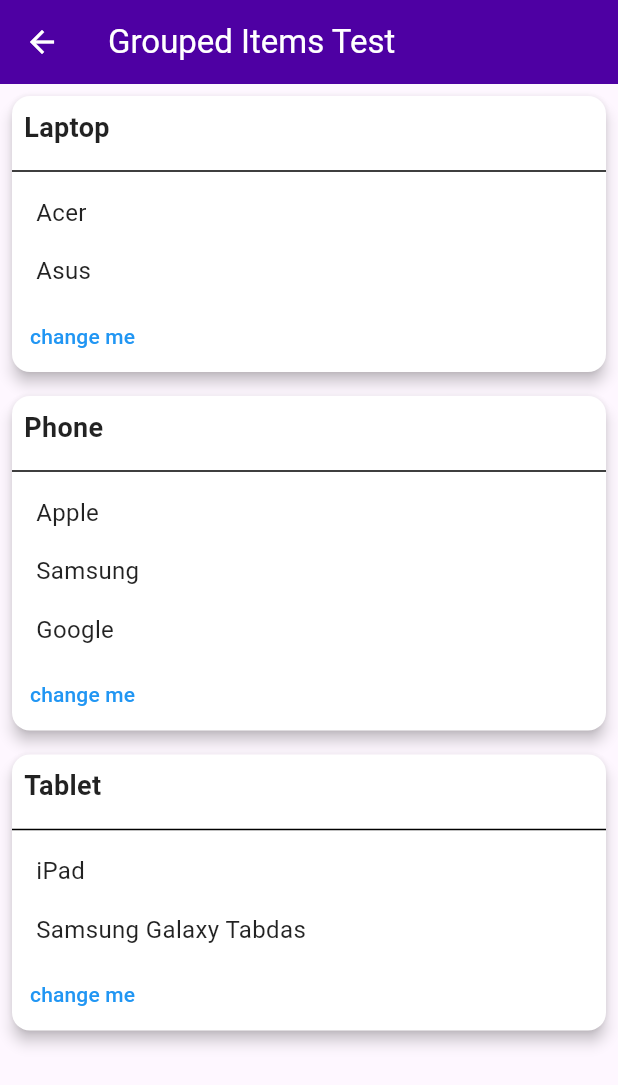
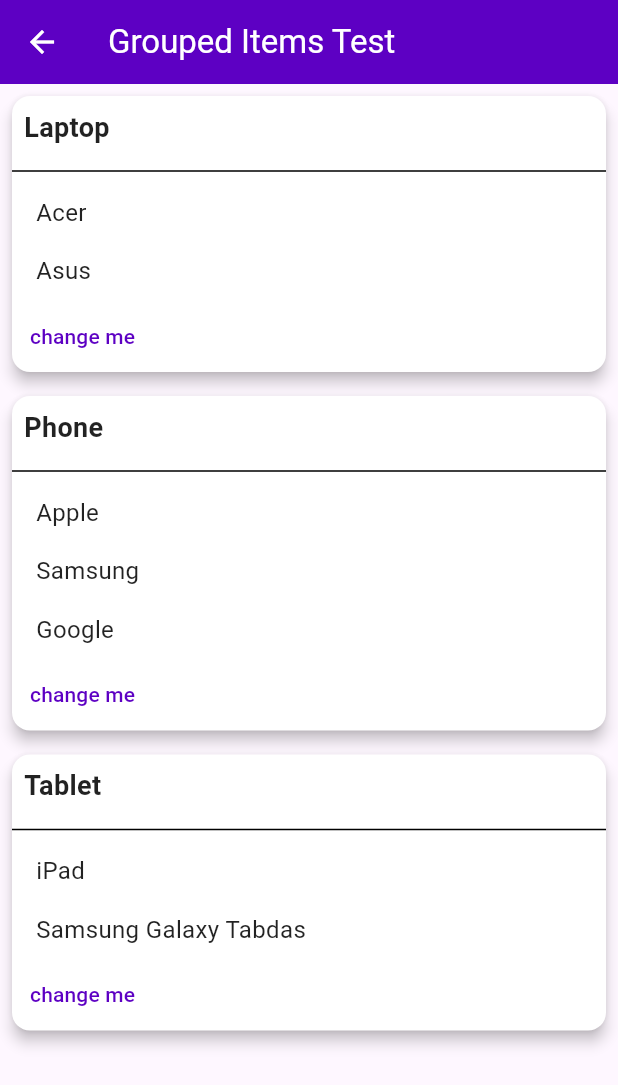
Before and after one commit to Wilson-Tovano/scrum-cakra1, a Flutter app: the TestPage screen opened directly, on a phone screen of 412 x 824 dp. Shown: the top 1085 px of the screen. Run offline on Flutter 3.47's test engine with Material 3 defaults, Android fonts, the phone set to English and light mode, and no system bars; our stand-ins replace another_flutter_splash_screen.

Commit message:
Change theme color

```diff
--- a/lib/theme/theme.dart
+++ b/lib/theme/theme.dart
@@ -2,68 +2,29 @@
 
 ThemeData darkMode = ThemeData.dark().copyWith(
   appBarTheme: const AppBarTheme(
-    // backgroundColor: Color.fromRGBO(93, 0, 195, 1),
-    backgroundColor: Colors.black,
+    backgroundColor: Color(0xFF5D00C3),
   ),
   colorScheme: const ColorScheme.dark(
     background: Color.fromRGBO(11, 22, 35, 1),
-    primary: Colors.white,
-    secondary: Colors.white,
+    primary: Color(0xFF5D00C3),
+    secondary: Color(0xFF2F353D),
   ),
-  buttonTheme: const ButtonThemeData(
-    buttonColor: Colors.white
-  ),
-  textButtonTheme: TextButtonThemeData(
-    style: ButtonStyle(
-      backgroundColor:
-          // MaterialStateProperty.all(const Color.fromRGBO(93, 0, 195, 1)),
-          MaterialStateProperty.all(Colors.black),
-      shape: const MaterialStatePropertyAll(
-        RoundedRectangleBorder(
-          borderRadius: BorderRadius.all(Radius.circular(20)),
-        ),
-      ),
-    ),
-  ),
-  textTheme: Typography.whiteMountainView.copyWith(
-    bodySmall: const TextStyle(color: Color.fromRGBO(185, 185, 185, 1)),
-    labelSmall: const TextStyle(color: Color.fromRGBO(185, 185, 185, 1)),
-    titleSmall: const TextStyle(color: Color.fromRGBO(185, 185, 185, 1)),
-    headlineSmall: const TextStyle(color: Color.fromRGBO(185, 185, 185, 1)),
-    displaySmall: const TextStyle(color: Color.fromRGBO(185, 185, 185, 1)),
-  ),
+  textTheme: Typography.whiteMountainView,
 
   // Define other properties here
 );
 
 ThemeData lightMode = ThemeData.light().copyWith(
-  brightness: Brightness.light,
   appBarTheme: const AppBarTheme(
-    backgroundColor: Color.fromRGBO(78, 0, 163, 1),
+    backgroundColor: Color(0xFF5D00C3),
     foregroundColor: Colors.white,
   ),
   colorScheme: const ColorScheme.light(
     background: Color.fromRGBO(251, 251, 251, 1),
-    primary: Colors.blue,
-    secondary: Colors.black,
+    primary: Color(0xFF5D00C3),
+    secondary: Color(0xFFDDDDDD),
   ),
-  // textButtonTheme: TextButtonThemeData(
-  //   style: ButtonStyle(
-  //     backgroundColor: MaterialStateProperty.all(Colors.blue),
-  //     shape: const MaterialStatePropertyAll(
-  //       RoundedRectangleBorder(
-  //         borderRadius: BorderRadius.all(Radius.circular(20)),
-  //       ),
-  //     ),
-  //   ),
-  // ),
-  textTheme: Typography.blackMountainView.copyWith(
-    bodySmall: const TextStyle(color: Color.fromRGBO(167, 167, 167, 1)),
-    labelSmall: const TextStyle(color: Color.fromRGBO(167, 167, 167, 1)),
-    titleSmall: const TextStyle(color: Color.fromRGBO(167, 167, 167, 1)),
-    headlineSmall: const TextStyle(color: Color.fromRGBO(167, 167, 167, 1)),
-    displaySmall: const TextStyle(color: Color.fromRGBO(167, 167, 167, 1)),
-  ),
+  textTheme: Typography.blackMountainView,
 
   // Define other properties here
 );
```
